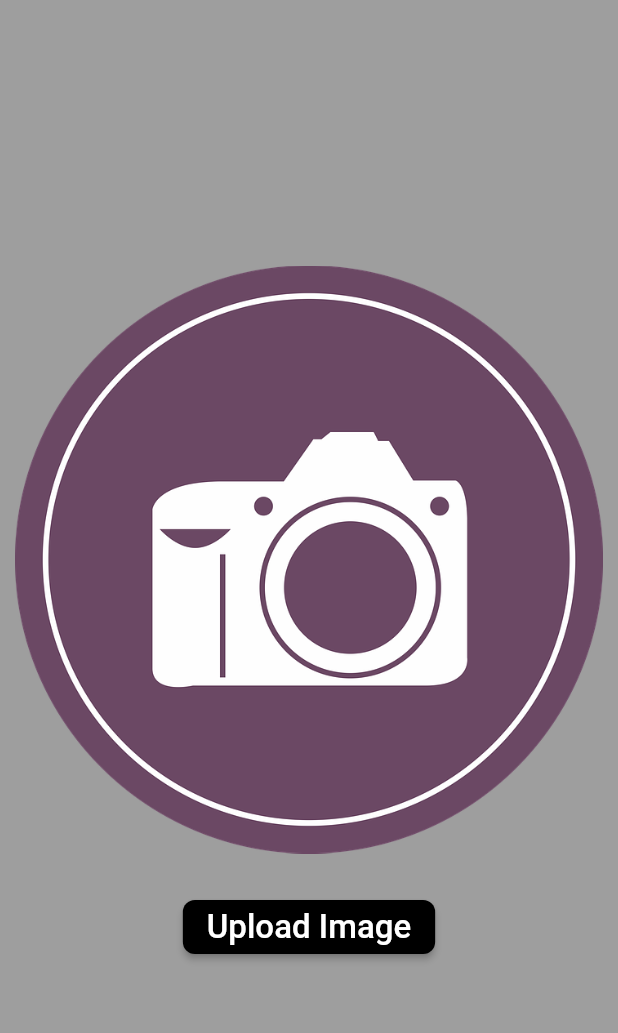
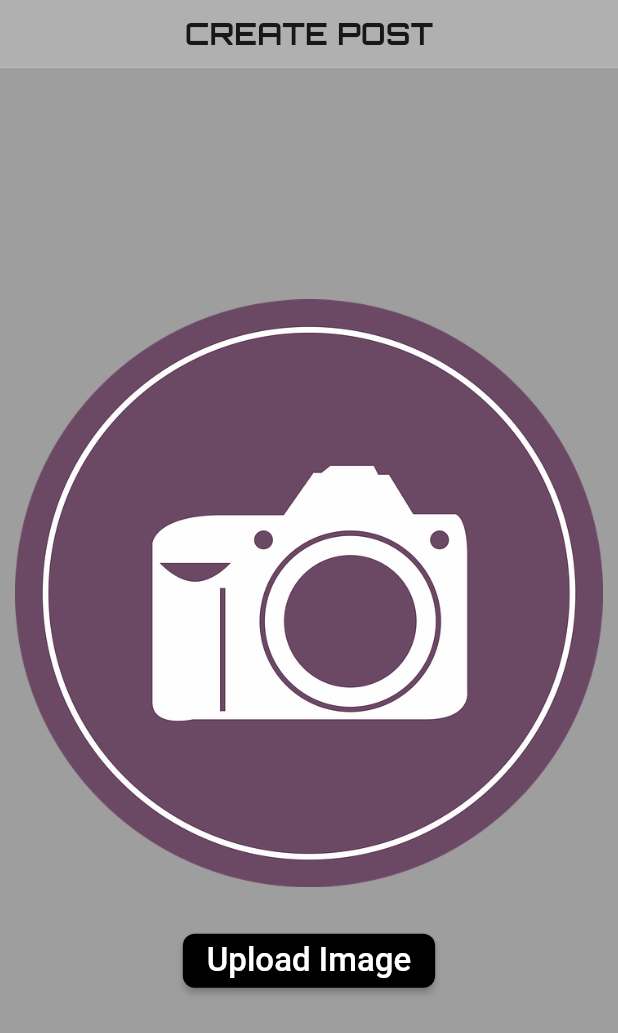
Before and after one commit to ponder2000/PonderGram, a Flutter app: the UploadPage screen opened directly, on a phone screen of 412 x 824 dp. Shown: the top 1033 px of the screen. Run offline on Flutter 3.47's test engine with Material 2 defaults, Android fonts, the phone set to English and light mode, and no system bars; our stand-ins replace cached_network_image, cloud_firestore, curved_navigation_bar, firebase_core, firebase_storage, flutter_svg and 3 more; missing offline and left inert: animator; accounts and stored records are empty; network calls fail.

```diff
--- a/lib/main.dart
+++ b/lib/main.dart
@@ -1,5 +1,6 @@
 import 'package:firebase_core/firebase_core.dart';
 import 'package:flutter/material.dart';
+import 'package:flutter/services.dart';
 import 'pages/home.dart';
 
 Future<void> main() async {
@@ -11,9 +12,11 @@ Future<void> main() async {
 class PonderGram extends StatelessWidget {
   @override
   Widget build(BuildContext context) {
+    SystemChrome.setPreferredOrientations([DeviceOrientation.portraitUp]);
+
     return MaterialApp(
       title: 'PonderGram',
-      debugShowCheckedModeBanner: true,
+      debugShowCheckedModeBanner: false,
       theme: ThemeData(
         primarySwatch: Colors.grey,
         accentColor: Colors.black,
--- a/lib/pages/activity_feed.dart
+++ b/lib/pages/activity_feed.dart
@@ -25,7 +25,7 @@ class _ActivityFeedPageState extends State<ActivityFeedPage> {
     // getActivityFeed();
     return Scaffold(
       backgroundColor: Theme.of(context).primaryColor,
-      // appBar: header(context, isAppTitle: false, title: "activity"),
+      appBar: header(context, isAppTitle: false, title: "ACTIVITY"),
       body: Container(
         child: FutureBuilder(
           future: getActivityFeed(),
--- a/lib/pages/post_screen.dart
+++ b/lib/pages/post_screen.dart
@@ -2,6 +2,7 @@ import 'package:flutter/material.dart';
 import 'package:pondergram/pages/home.dart';
 import 'package:pondergram/pages/post.dart';
 import 'package:pondergram/widgets/loading.dart';
+import 'package:pondergram/widgets/reusable_header.dart';
 
 class PostScreen extends StatelessWidget {
   final String userId;
@@ -20,7 +21,7 @@ class PostScreen extends StatelessWidget {
           child: SafeArea(
             child: Scaffold(
               backgroundColor: Theme.of(context).primaryColor,
-              // appBar: header(context, title: post.caption),
+              appBar: header(context, title: post.caption.toUpperCase()),
               body: ListView(
                 children: [
                   Container(
--- a/lib/pages/profile.dart
+++ b/lib/pages/profile.dart
@@ -407,7 +407,7 @@ class _ProfilePageState extends State<ProfilePage> {
     return SafeArea(
       child: Scaffold(
         backgroundColor: Theme.of(context).primaryColor,
-        // appBar: header(context, isAppTitle: false, title: "profile"),
+        appBar: header(context, isAppTitle: false, title: "PROFILE"),
         body: ListView(
           children: [
             buildProfileHeader(),
--- a/lib/pages/search.dart
+++ b/lib/pages/search.dart
@@ -116,7 +116,7 @@ class _SearchPageState extends State<SearchPage> {
             controller: searchController,
             onFieldSubmitted: handleSearch,
             decoration: InputDecoration(
-              hintText: "Search for a User",
+              hintText: "Search by username",
               prefixIcon: Icon(
                 Icons.supervised_user_circle,
                 color: Theme.of(context).accentColor,
--- a/lib/pages/upload.dart
+++ b/lib/pages/upload.dart
@@ -7,6 +7,7 @@ import 'package:image_picker/image_picker.dart';
 import 'package:pondergram/models/user.dart';
 import 'package:pondergram/pages/home.dart';
 import 'package:pondergram/widgets/loading.dart';
+import 'package:pondergram/widgets/reusable_header.dart';
 import 'package:uuid/uuid.dart';
 
 class UploadPage extends StatefulWidget {
@@ -283,6 +284,7 @@ class _UploadPageState extends State<UploadPage> {
   @override
   Widget build(BuildContext context) {
     return Scaffold(
+      appBar: header(context, isAppTitle: false, title: "CREATE POST"),
       body: file == null ? buildSplashScreen() : buildUploadPostScreen(),
     );
   }
```
Also changed, not shown: 1 other file.
